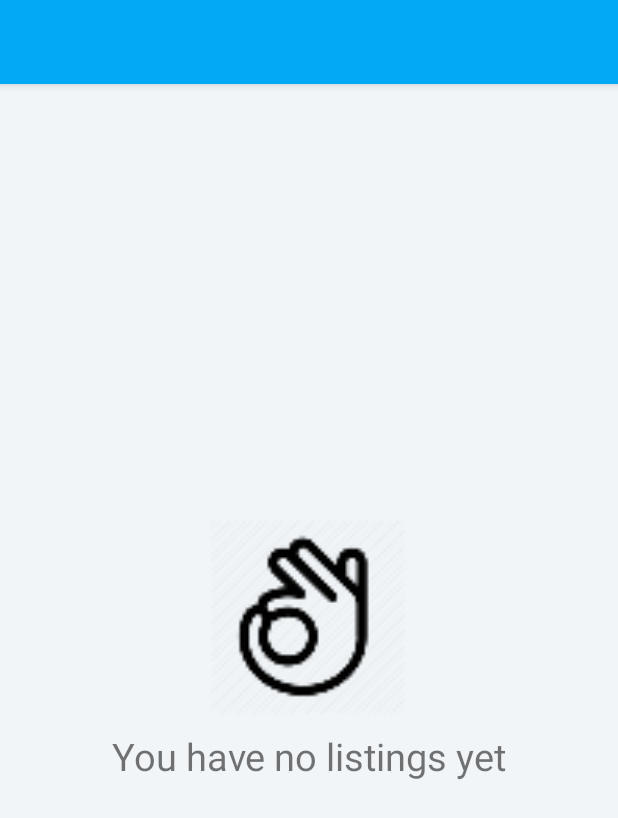
After one commit to baaslaawe/MissingPersons-1, an Android app: the layout activity_my_listings.xml on its own in the app's theme, with its tools: preview values and no code run, on a phone screen of 412 x 824 dp. The commit adds this screen. Shown: the top 818 px of the screen. Run offline under Robolectric (Android 15) with nearby library versions, the phone set to English and light mode, and no system bars; network calls fail.

Commit message:
Added My Listings

```diff
--- a/app/build.gradle
+++ b/app/build.gradle
@@ -71,4 +71,5 @@ configurations.all {
 
 
 
+
 apply plugin: 'com.google.gms.google-services'
--- /dev/null
+++ b/app/src/main/res/layout/activity_my_listings.xml
@@ -0,0 +1,24 @@
+<?xml version="1.0" encoding="utf-8"?>
+<android.support.design.widget.CoordinatorLayout xmlns:android="http://schemas.android.com/apk/res/android"
+    xmlns:app="http://schemas.android.com/apk/res-auto"
+    xmlns:tools="http://schemas.android.com/tools"
+    android:layout_width="match_parent"
+    android:layout_height="match_parent"
+    tools:context="ke.co.debechlabs.missingpersons.MyListingsActivity">
+    <android.support.design.widget.AppBarLayout
+        android:layout_width="match_parent"
+        android:layout_height="wrap_content"
+        android:theme="@style/ThemeOverlay.AppCompat.Dark.ActionBar">
+
+        <android.support.v7.widget.Toolbar
+            android:id="@+id/toolbar"
+            android:layout_width="match_parent"
+            android:layout_height="?attr/actionBarSize"
+            android:background="?attr/colorPrimary"
+            app:layout_scrollFlags="scroll|enterAlways"
+            app:popupTheme="@style/ThemeOverlay.AppCompat.Light" />
+    </android.support.design.widget.AppBarLayout>
+    <include layout="@layout/loading_layout" />
+    <include layout="@layout/content_my_listing"/>
+    <include layout="@layout/no_listings" />
+</android.support.design.widget.CoordinatorLayout>
--- /dev/null
+++ b/app/src/main/res/layout/content_my_listing.xml
@@ -0,0 +1,16 @@
+<?xml version="1.0" encoding="utf-8"?>
+<RelativeLayout xmlns:android="http://schemas.android.com/apk/res/android"
+    android:layout_width="match_parent"
+    android:layout_height="match_parent"
+    xmlns:tools="http://schemas.android.com/tools"
+    android:id="@+id/content_my_listing"
+    android:background="@color/viewBg"
+    android:layout_marginTop="?attr/actionBarSize"
+    tools:showIn="@layout/activity_family_profile">
+    <android.support.v7.widget.RecyclerView
+        android:id="@+id/listings_recycler_view"
+        android:layout_width="match_parent"
+        android:layout_height="match_parent"
+        android:clipToPadding="false"
+        android:scrollbars="vertical" />
+</RelativeLayout>
--- /dev/null
+++ b/app/src/main/res/layout/no_listings.xml
@@ -0,0 +1,20 @@
+<?xml version="1.0" encoding="utf-8"?>
+<RelativeLayout xmlns:android="http://schemas.android.com/apk/res/android"
+    android:orientation="vertical" android:layout_width="match_parent"
+    android:padding="16dp"
+    android:id="@+id/no_listings"
+    android:layout_height="match_parent">
+    <ImageView
+        android:id="@+id/logo"
+        android:layout_width="150dp"
+        android:layout_height="150dp"
+        android:src="@mipmap/ic_nothing"
+        android:layout_centerInParent="true"/>
+    <TextView
+        android:layout_width="match_parent"
+        android:layout_height="wrap_content"
+        android:text="You have no listings yet"
+        android:textAlignment="center"
+        android:layout_below="@id/logo"
+        android:textSize="25sp"/>
+</RelativeLayout>
--- a/app/src/main/res/values/strings.xml
+++ b/app/src/main/res/values/strings.xml
@@ -57,4 +57,5 @@
     <string name="date_of_birth">Date of Birth</string>
     <string name="firstname_error">Please fill in the first name</string>
     <string name="lastname_error">Please fill in the last name</string>
+    <string name="action_view_missing">View Details</string>
 </resources>
```
Also changed, not shown: app/src/main/AndroidManifest.xml (+7 -1 lines), app/src/main/java/ke/co/debechlabs/missingpersons/DashboardActivity.java (+9 -1 lines), app/src/main/java/ke/co/debechlabs/missingpersons/MyListingsActivity.java (added, +168 -0 lines), app/src/main/java/ke/co/debechlabs/missingpersons/adapters/MissingPersonsRecyclerAdapter.java (added, +161 -0 lines), app/src/main/java/ke/co/debechlabs/missingpersons/models/Person.java (+9 -1 lines), app/src/main/res/layout/activity_dashboard.xml (+23 -23 lines), app/src/main/res/menu/my_listing_menu.xml (added, +11 -0 lines), app/src/main/res/drawable-hdpi/ic_list_bullet_white.png (added), app/src/main/res/drawable-mdpi/ic_list_bullet_white.png (added), app/src/main/res/drawable-xhdpi/ic_list_bullet_white.png (added), app/src/main/res/drawable-xxhdpi/ic_list_bullet_white.png (added).
